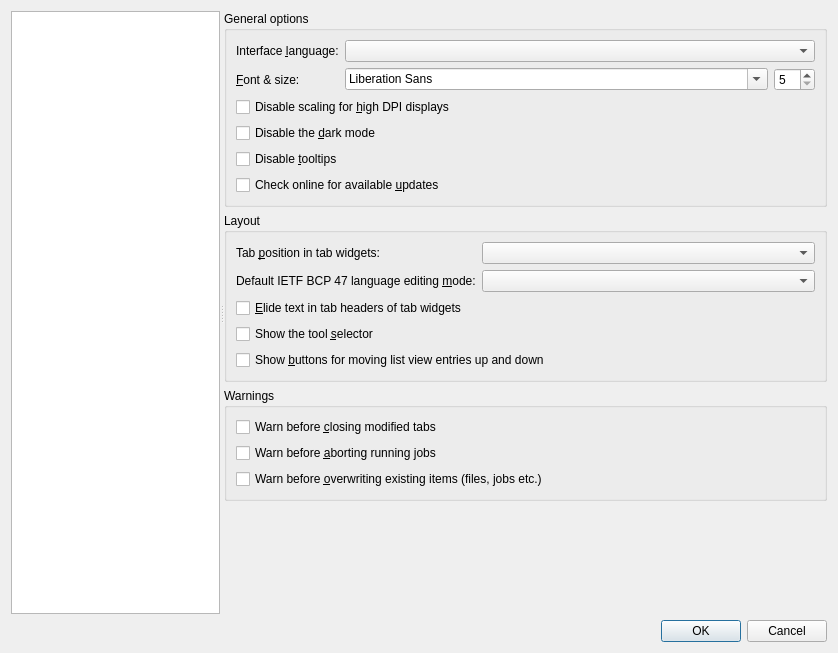
jpsdr/MKVToolnix-Windows-7, file src/mkvtoolnix-gui/forms/main_window/preferences_dialog.ui: the form before one commit.
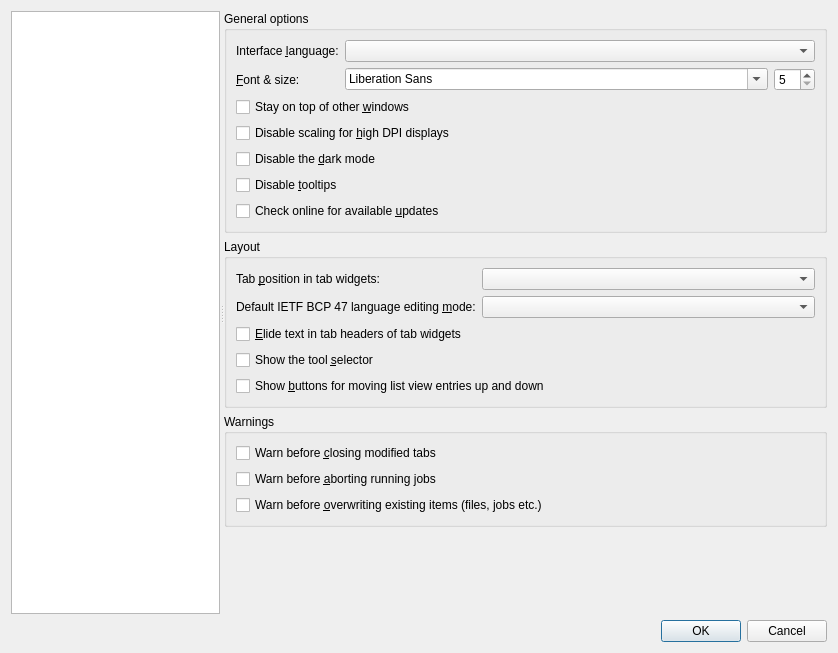
The form after the commit. Icons and pictures are not drawn. Custom widgets are drawn as their Qt base class.

Commit message:
GUI: add preference for staying on top of other windows
Implements #2967.

```diff
--- a/src/mkvtoolnix-gui/forms/main_window/preferences_dialog.ui
+++ b/src/mkvtoolnix-gui/forms/main_window/preferences_dialog.ui
@@ -133,6 +133,13 @@
              </item>
             </layout>
            </item>
+           <item>
+            <widget class="QCheckBox" name="cbGuiStayOnTop">
+             <property name="text">
+              <string>Stay on top of other &amp;windows</string>
+             </property>
+            </widget>
+           </item>
            <item>
             <widget class="QCheckBox" name="cbGuiDisableHighDPIScaling">
              <property name="text">
```
Left out of the diff: 1 changed line with no effect on the pictures. The commit also changes 7 other files.
